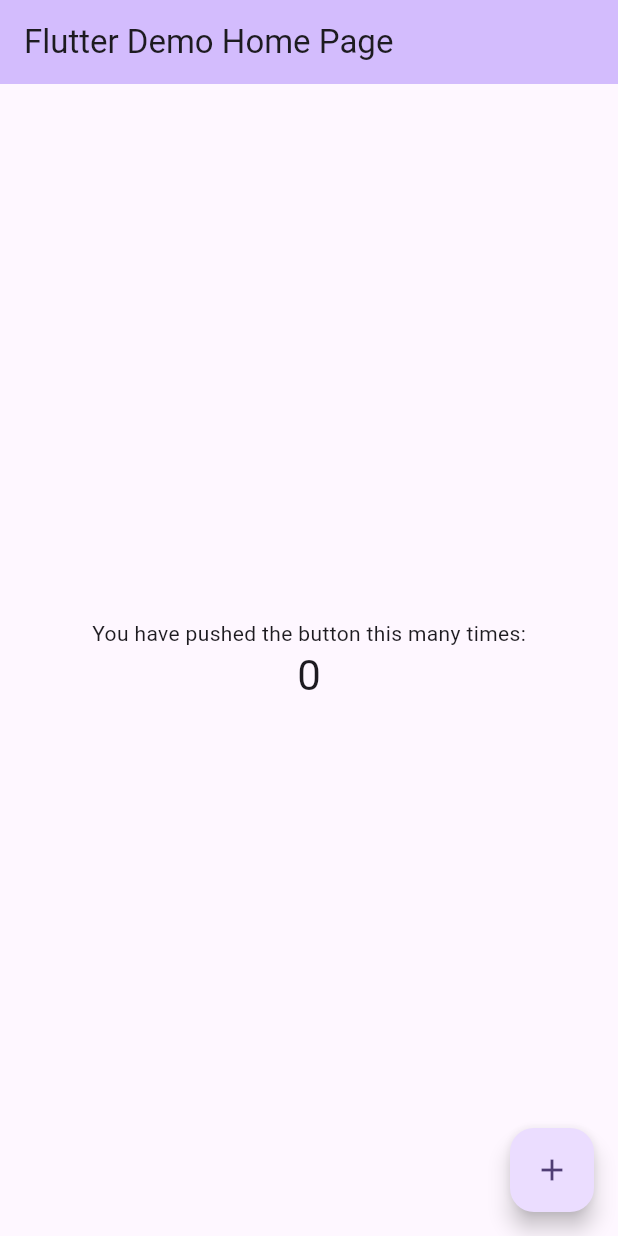
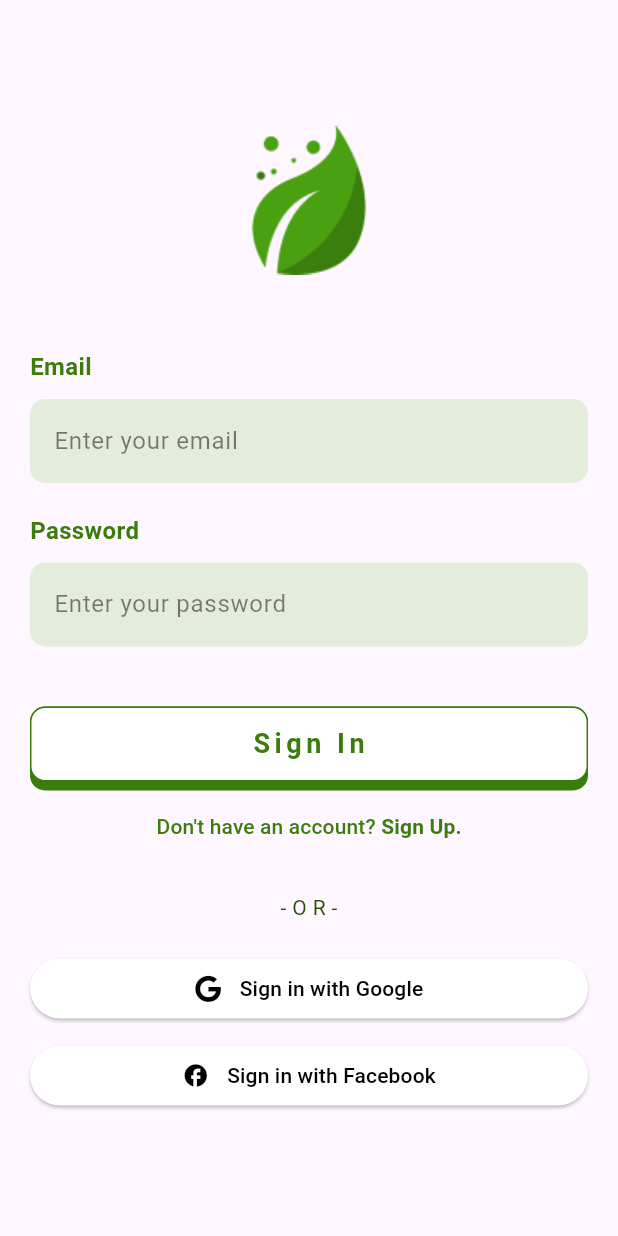
Before and after one commit to tsuna614/se346_project, a Flutter app: the screen it shows after launch, on a phone screen of 412 x 824 dp. Run offline on Flutter 3.47's test engine with Material 3 defaults, Android fonts, the phone set to English and light mode, and no system bars; our stand-ins replace font_awesome_flutter.

Commit message:
change log: + added home_screen, login_screen, signup_screen + added email and password textform + added navigator between login and signup

```diff
--- a/lib/main.dart
+++ b/lib/main.dart
@@ -1,4 +1,6 @@
 import 'package:flutter/material.dart';
+import 'package:se346_project/src/app-screens/home_screen.dart';
+import 'package:se346_project/src/authentication-screens/login_screen.dart';
 
 void main() {
   runApp(const MyApp());
@@ -7,119 +9,14 @@ void main() {
 class MyApp extends StatelessWidget {
   const MyApp({super.key});
 
-  // This widget is the root of your application.
   @override
   Widget build(BuildContext context) {
     return MaterialApp(
-      title: 'Flutter Demo',
-      theme: ThemeData(
-        // This is the theme of your application.
-        //
-        // TRY THIS: Try running your application with "flutter run". You'll see
-        // the application has a purple toolbar. Then, without quitting the app,
-        // try changing the seedColor in the colorScheme below to Colors.green
-        // and then invoke "hot reload" (save your changes or press the "hot
-        // reload" button in a Flutter-supported IDE, or press "r" if you used
-        // the command line to start the app).
-        //
-        // Notice that the counter didn't reset back to zero; the application
-        // state is not lost during the reload. To reset the state, use hot
-        // restart instead.
-        //
-        // This works for code too, not just values: Most code changes can be
-        // tested with just a hot reload.
-        colorScheme: ColorScheme.fromSeed(seedColor: Colors.deepPurple),
-        useMaterial3: true,
-      ),
-      home: const MyHomePage(title: 'Flutter Demo Home Page'),
-    );
+        title: 'Flutter Demo',
+        theme: ThemeData(
+          primarySwatch: Colors.blue,
+        ),
+        // home: const MyHomePage(title: 'Flutter Demo Home Page'),
+        home: const LoginScreen());
   }
 }
-
-class MyHomePage extends StatefulWidget {
-  const MyHomePage({super.key, required this.title});
-
-  // This widget is the home page of your application. It is stateful, meaning
-  // that it has a State object (defined below) that contains fields that affect
-  // how it looks.
-
-  // This class is the configuration for the state. It holds the values (in this
-  // case the title) provided by the parent (in this case the App widget) and
-  // used by the build method of the State. Fields in a Widget subclass are
-  // always marked "final".
-
-  final String title;
-
-  @override
-  State<MyHomePage> createState() => _MyHomePageState();
-}
-
-class _MyHomePageState extends State<MyHomePage> {
-  int _counter = 0;
-
-  void _incrementCounter() {
-    setState(() {
-      // This call to setState tells the Flutter framework that something has
-      // changed in this State, which causes it to rerun the build method below
-      // so that the display can reflect the updated values. If we changed
-      // _counter without calling setState(), then the build method would not be
-      // called again, and so nothing would appear to happen.
-      _counter++;
-    });
-  }
-
-  @override
-  Widget build(BuildContext context) {
-    // This method is rerun every time setState is called, for instance as done
-    // by the _incrementCounter method above.
-    //
-    // The Flutter framework has been optimized to make rerunning build methods
-    // fast, so that you can just rebuild anything that needs updating rather
-    // than having to individually change instances of widgets.
-    return Scaffold(
-      appBar: AppBar(
-        // TRY THIS: Try changing the color here to a specific color (to
-        // Colors.amber, perhaps?) and trigger a hot reload to see the AppBar
-        // change color while the other colors stay the same.
-        backgroundColor: Theme.of(context).colorScheme.inversePrimary,
-        // Here we take the value from the MyHomePage object that was created by
-        // the App.build method, and use it to set our appbar title.
-        title: Text(widget.title),
-      ),
-      body: Center(
-        // Center is a layout widget. It takes a single child and positions it
-        // in the middle of the parent.
-        child: Column(
-          // Column is also a layout widget. It takes a list of children and
-          // arranges them vertically. By default, it sizes itself to fit its
-          // children horizontally, and tries to be as tall as its parent.
-          //
-          // Column has various properties to control how it sizes itself and
-          // how it positions its children. Here we use mainAxisAlignment to
-          // center the children vertically; the main axis here is the vertical
-          // axis because Columns are vertical (the cross axis would be
-          // horizontal).
-          //
-          // TRY THIS: Invoke "debug painting" (choose the "Toggle Debug Paint"
-          // action in the IDE, or press "p" in the console), to see the
-          // wireframe for each widget.
-          mainAxisAlignment: MainAxisAlignment.center,
-          children: <Widget>[
-            const Text(
-              'You have pushed the button this many times:',
-            ),
-            Text(
-              '$_counter',
-              style: Theme.of(context).textTheme.headlineMedium,
-            ),
-          ],
-        ),
-      ),
-      floatingActionButton: FloatingActionButton(
-        onPressed: _incrementCounter,
-        tooltip: 'Increment',
-        child: const Icon(Icons.add),
-      ), // This trailing comma makes auto-formatting nicer for build methods.
-    );
-  }
-}
--- /dev/null
+++ b/lib/src/authentication-screens/login_screen.dart
@@ -0,0 +1,290 @@
+import 'package:flutter/material.dart';
+import 'package:font_awesome_flutter/font_awesome_flutter.dart';
+import 'package:se346_project/src/authentication-screens/signup_screen.dart';
+
+class LoginScreen extends StatefulWidget {
+  const LoginScreen({super.key});
+
+  @override
+  State<LoginScreen> createState() => _LoginScreenState();
+}
+
+class _LoginScreenState extends State<LoginScreen> {
+  final _loginForm = GlobalKey<FormState>();
+  final _emailTextController = TextEditingController();
+  final _passwordTextController = TextEditingController();
+
+  void _submit() {
+    print('Email: ${_emailTextController.text}');
+    print('Password: ${_passwordTextController.text}');
+  }
+
+  void _navigateToSignUp(BuildContext context) {
+    Navigator.of(context).push(
+      MaterialPageRoute(
+        builder: (context) => const SignUpScreen(),
+      ),
+    );
+  }
+
+  @override
+  void dispose() {
+    _emailTextController.dispose();
+    _passwordTextController.dispose();
+    super.dispose();
+  }
+
+  @override
+  Widget build(BuildContext context) {
+    return Scaffold(
+      // backgroundColor: Colors.grey[800],
+      body: Center(
+          child: Padding(
+        padding: const EdgeInsets.symmetric(horizontal: 20),
+        child: SingleChildScrollView(
+          child: Column(
+            mainAxisAlignment: MainAxisAlignment.center,
+            children: [
+              Image.asset(
+                'assets/images/Logo.png',
+                // width: 250,
+              ),
+              const SizedBox(
+                height: 50,
+              ),
+              _buildLoginForm(),
+              const SizedBox(
+                height: 40,
+              ),
+              _buildAnimatedButton(),
+              TextButton(
+                onPressed: () {
+                  _navigateToSignUp(context);
+                },
+                child: const Text.rich(
+                  TextSpan(
+                    style: TextStyle(color: Color(0xFF3C7C0C)),
+                    children: [
+                      TextSpan(text: 'Don\'t have an account? '),
+                      TextSpan(
+                          text: 'Sign Up.',
+                          style: TextStyle(fontWeight: FontWeight.bold))
+                    ],
+                  ),
+                ),
+              ),
+              const SizedBox(height: 20),
+              _buildSignInWithOther(),
+            ],
+          ),
+        ),
+      )),
+    );
+  }
+
+  Widget _buildLoginForm() {
+    return Form(
+      key: _loginForm,
+      child: Column(
+        mainAxisAlignment: MainAxisAlignment.center,
+        children: [
+          const Align(
+            alignment: Alignment.centerLeft,
+            child: Text(
+              'Email',
+              style: TextStyle(
+                fontSize: 16,
+                fontWeight: FontWeight.bold,
+                color: Color(0xFF3C7C0C),
+              ),
+            ),
+          ),
+          const SizedBox(
+            height: 10,
+          ),
+          TextFormField(
+            controller: _emailTextController,
+            style: const TextStyle(color: Colors.black),
+            decoration: InputDecoration(
+              border: OutlineInputBorder(
+                  borderSide: BorderSide.none,
+                  borderRadius: BorderRadius.circular(10)),
+              filled: true,
+              // fill color: CBE4B9
+              fillColor: const Color(0xFFCBE4B9).withOpacity(0.5),
+              hintText: 'Enter your email',
+              hintStyle: TextStyle(color: Colors.black.withOpacity(0.5)),
+            ),
+            validator: (value) {
+              if (value == null || value.isEmpty) {
+                return 'Please enter your email';
+              }
+              return null;
+            },
+          ),
+          const SizedBox(
+            height: 20,
+          ),
+          const Align(
+            alignment: Alignment.centerLeft,
+            child: Text(
+              'Password',
+              style: TextStyle(
+                fontSize: 16,
+                fontWeight: FontWeight.bold,
+                color: Color(0xFF3C7C0C),
+              ),
+            ),
+          ),
+          const SizedBox(
+            height: 10,
+          ),
+          TextFormField(
+            controller: _passwordTextController,
+            style: const TextStyle(color: Colors.black),
+            decoration: InputDecoration(
+              border: OutlineInputBorder(
+                  borderSide: BorderSide.none,
+                  borderRadius: BorderRadius.circular(10)),
+              filled: true,
+              // fill color: CBE4B9
+              fillColor: const Color(0xFFCBE4B9).withOpacity(0.5),
+              hintText: 'Enter your password',
+              hintStyle: TextStyle(color: Colors.black.withOpacity(0.5)),
+            ),
+            obscureText: true,
+            validator: (value) {
+              if (value == null || value.isEmpty) {
+                return 'Please enter your password';
+              }
+              return null;
+            },
+          ),
+        ],
+      ),
+    );
+  }
+
+  double _padding = 6;
+
+  Widget _buildAnimatedButton() {
+    return GestureDetector(
+      onTap: () {
+        if (_loginForm.currentState!.validate()) {
+          _submit();
+        }
+      },
+      onTapDown: (_) {
+        setState(() {
+          _padding = 0;
+        });
+      },
+      onTapCancel: () {
+        setState(() {
+          _padding = 6;
+        });
+      },
+      onTapUp: (_) {
+        setState(() {
+          _padding = 6;
+        });
+      },
+      child: AnimatedContainer(
+        padding: EdgeInsets.only(bottom: _padding),
+        margin: EdgeInsets.only(top: -(_padding - 6)),
+        decoration: BoxDecoration(
+          // color: Theme.of(context).primaryColor,
+          color: const Color(0xFF3C7C0C),
+          borderRadius: BorderRadius.circular(10),
+        ),
+        duration: const Duration(milliseconds: 50),
+        child: Container(
+          width: double.infinity,
+          height: 50,
+          decoration: BoxDecoration(
+            color: Colors.white,
+            border: Border.all(color: const Color(0xFF3C7C0C)),
+            borderRadius: BorderRadius.circular(10),
+          ),
+          child: const Center(
+            child: FittedBox(
+              fit: BoxFit.scaleDown,
+              child: Text(
+                "Sign In",
+                style: TextStyle(
+                  letterSpacing: 3,
+                  fontSize: 18,
+                  fontWeight: FontWeight.bold,
+                  color: Color(0xFF3C7C0C),
+                ),
+              ),
+            ),
+          ),
+        ),
+      ),
+    );
+  }
+
+  Widget _buildSignInWithOther() {
+    return Column(
+      children: [
+        const Text(
+          '- O R -',
+          style: TextStyle(color: Color.fromARGB(255, 38, 78, 8)),
+        ),
+        const SizedBox(height: 20),
+        ElevatedButton(
+          style: ElevatedButton.styleFrom(
+              backgroundColor: Colors.white,
+              minimumSize: const Size.fromHeight(40)),
+          onPressed: () async {},
+          child: Ink(
+            child: const Padding(
+              padding: EdgeInsets.all(6),
+              child: Wrap(
+                crossAxisAlignment: WrapCrossAlignment.center,
+                children: [
+                  Icon(
+                    FontAwesomeIcons.google,
+                    color: Colors.black,
+                  ),
+                  SizedBox(width: 12),
+                  Text(
+                    'Sign in with Google',
+                    style: TextStyle(color: Colors.black),
+                  ),
+                ],
+              ),
+            ),
+          ),
+        ),
+        const SizedBox(height: 10),
+        ElevatedButton(
+          style: ElevatedButton.styleFrom(
+              backgroundColor: Colors.white,
+              minimumSize: const Size.fromHeight(40)),
+          onPressed: () {},
+          child: Ink(
+            child: const Padding(
+              padding: EdgeInsets.all(6),
+              child: Wrap(
+                crossAxisAlignment: WrapCrossAlignment.center,
+                children: [
+                  Icon(
+                    Icons.facebook,
+                    color: Colors.black,
+                  ),
+                  SizedBox(width: 12),
+                  Text(
+                    'Sign in with Facebook',
+                    style: TextStyle(color: Colors.black),
+                  ),
+                ],
+              ),
+            ),
+          ),
+        ),
+      ],
+    );
+  }
+}
```
Also changed, not shown: lib/src/app-screens/home_screen.dart (added, +20 -0 lines), lib/src/authentication-screens/signup_screen.dart (added, +265 -0 lines), pubspec.yaml (+5 -7 lines), assets/images/Logo.png (added), pubspec.lock.
